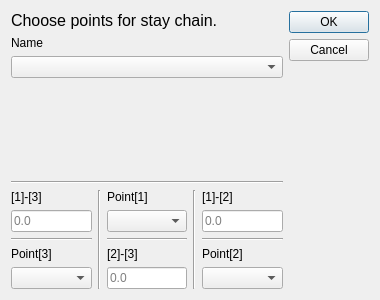
Qt form core/draw/edit_stay_chain.ui (KmolYuan/Pyslvs-UI) before a commit.
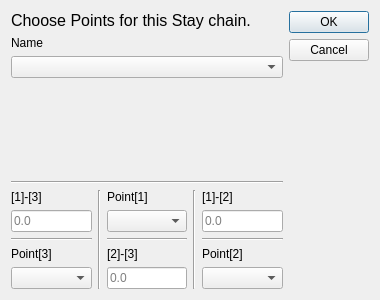
The same form after that commit. Icons and pictures are not drawn.

The edit to the form file:
```diff
--- a/core/draw/edit_stay_chain.ui
+++ b/core/draw/edit_stay_chain.ui
@@ -44,7 +44,7 @@
      <item>
       <widget class="QLabel" name="label">
        <property name="text">
-        <string>&lt;html&gt;&lt;head/&gt;&lt;body&gt;&lt;p&gt;&lt;span style=&quot; font-size:12pt;&quot;&gt;Choose points for stay chain.&lt;/span&gt;&lt;/p&gt;&lt;/body&gt;&lt;/html&gt;</string>
+        <string>&lt;html&gt;&lt;head/&gt;&lt;body&gt;&lt;p&gt;&lt;span style=&quot; font-size:12pt;&quot;&gt;Choose Points for this Stay chain.&lt;/span&gt;&lt;/p&gt;&lt;/body&gt;&lt;/html&gt;</string>
        </property>
        <property name="textFormat">
         <enum>Qt::RichText</enum>
```
Left out of the diff: 2 changed lines with no effect on the pictures.
